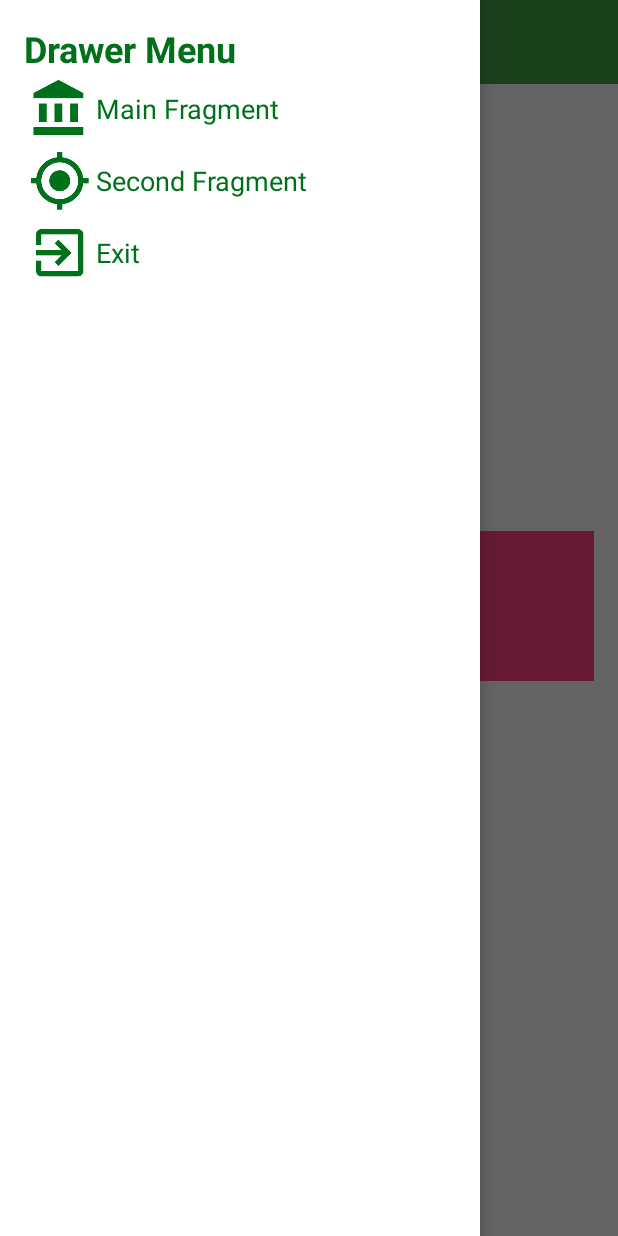
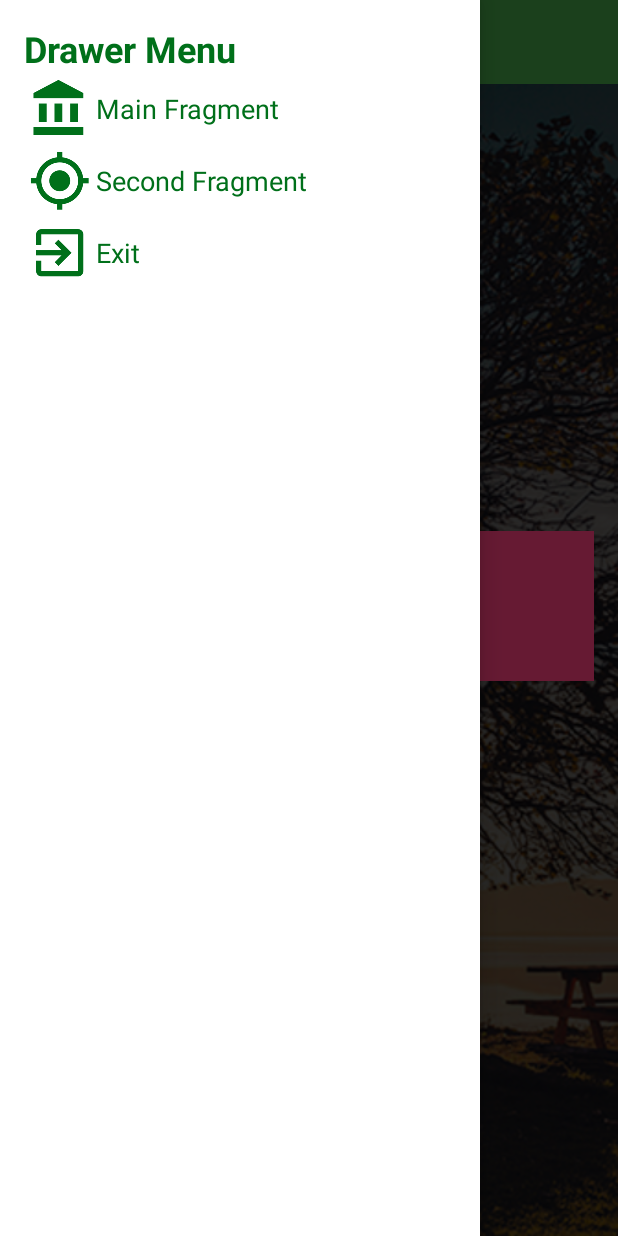
Before and after one commit to itsared2532/MyEasyService, an Android app: the screen it shows after launch (MainActivity), with the side drawer open, on a phone screen of 412 x 824 dp. Run offline under Robolectric (Android 15) with nearby library versions, the phone set to English and light mode, and no system bars.

Commit message:
Finish 22oct17

```diff
--- a/app/src/main/AndroidManifest.xml
+++ b/app/src/main/AndroidManifest.xml
@@ -2,14 +2,16 @@
 <manifest xmlns:android="http://schemas.android.com/apk/res/android"
     package="app.tsc.itsared.myeasyservice">
 
+    <uses-permission android:name="android.permission.READ_EXTERNAL_STORAGE"/>
+
     <application
         android:allowBackup="true"
-        android:icon="@mipmap/ic_launcher"
+        android:icon="@drawable/humen"
         android:label="@string/app_name"
         android:roundIcon="@mipmap/ic_launcher_round"
         android:supportsRtl="true"
         android:theme="@style/AppTheme">
-        <activity android:name=".MainActivity">
+        <activity android:name=".MainActivity" android:screenOrientation="portrait">
             <intent-filter>
                 <action android:name="android.intent.action.MAIN" />
 
--- a/app/src/main/res/layout/activity_main.xml
+++ b/app/src/main/res/layout/activity_main.xml
@@ -8,6 +8,11 @@
     tools:context="app.tsc.itsared.myeasyservice.MainActivity"
     android:id="@+id/myDrawerLayout">
 
+    <ImageView
+        android:scaleType="centerCrop"
+        android:src="@drawable/bg"
+        android:layout_width="match_parent"
+        android:layout_height="match_parent" />
 
     <!--Content-->
     <LinearLayout
--- a/app/src/main/res/layout/fragment_second.xml
+++ b/app/src/main/res/layout/fragment_second.xml
@@ -17,6 +17,7 @@
 
     <!--Image-->
     <ImageView
+        android:id="@+id/imvHumen"
         android:layout_width="@dimen/icon2"
         android:layout_height="@dimen/icon2"
         android:src="@drawable/humen" />
```
Also changed, not shown: app/src/main/java/app/tsc/itsared/myeasyservice/fragment/SecondFragment.java (+50 -0 lines), app/src/main/res/drawable/bg.png (added).
